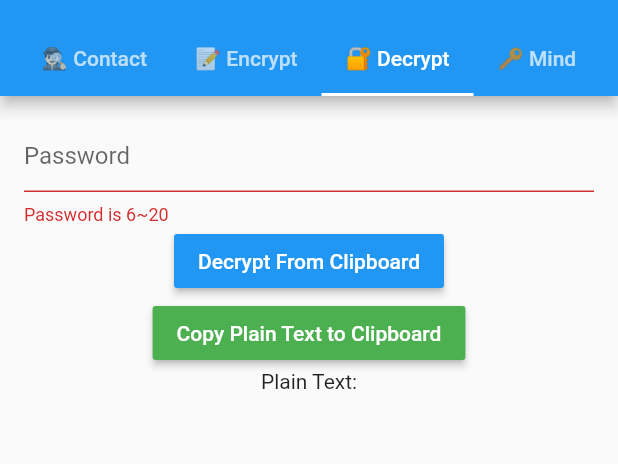
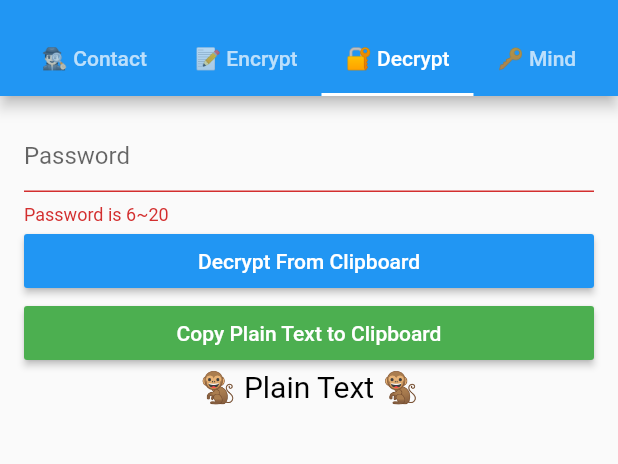
Before and after one commit to Frederic-Zhou/ciphermonkey, a Flutter app: the screen it shows after launch, tab 3 chosen, after a tap on "Decrypt From Clipboard", on a phone screen of 412 x 824 dp, the part 60-524 px from its top. Run offline on Flutter 3.47's test engine with Material 2 defaults, Android fonts, the phone set to English and light mode, and no system bars; our stand-ins replace sqflite, toast; missing offline and left inert: asn1lib, encrypt, pointycastle; accounts and stored records are empty.

Commit message:
调整样式

```diff
--- a/lib/tabviews/contactView.dart
+++ b/lib/tabviews/contactView.dart
@@ -72,7 +72,7 @@ class _ContactViewState extends State<ContactView> {
               Toast.show("Add Successed!!", context,
                   duration: Toast.LENGTH_LONG,
                   gravity: Toast.CENTER,
-                  backgroundColor: Colors.grey);
+                  backgroundColor: Colors.blueGrey);
             } catch (e) {
               Toast.show("Add Fail!!", context,
                   duration: Toast.LENGTH_LONG,
--- a/lib/tabviews/decryptView.dart
+++ b/lib/tabviews/decryptView.dart
@@ -21,6 +21,7 @@ class _DecryptViewState extends State<DecryptView> {
   final _formKey = GlobalKey<FormState>();
   final passwordController = TextEditingController();
   String plainText = "";
+  String from = "";
   @override
   void initState() {
     super.initState();
@@ -35,7 +36,7 @@ class _DecryptViewState extends State<DecryptView> {
         child: Container(
           padding: const EdgeInsets.symmetric(vertical: 16.0, horizontal: 16.0),
           child: Column(
-            //crossAxisAlignment: CrossAxisAlignment.start,
+            crossAxisAlignment: CrossAxisAlignment.stretch,
             children: <Widget>[
               TextFormField(
                 controller: passwordController,
@@ -76,6 +77,14 @@ class _DecryptViewState extends State<DecryptView> {
                     }
 
                     final reportTextList = encryptText.split(";");
+
+                    if (reportTextList.length != 3) {
+                      Toast.show("Wrong Decrypt Text", context,
+                          duration: Toast.LENGTH_LONG,
+                          gravity: Toast.CENTER,
+                          backgroundColor: Colors.red);
+                      return;
+                    }
                     final encryptedKey = reportTextList[0];
                     final sign = reportTextList[1];
                     final encryptedText = reportTextList[2];
@@ -112,8 +121,23 @@ class _DecryptViewState extends State<DecryptView> {
 
                       //得到文本
                       final reportText = aesDecrypt(encryptedText, secretKey);
-                      //解压文本并得到第4个文本节。
-                      plainText = zlibDecode(reportText).split(";")[3];
+
+                      //检查签名来自哪里
+                      List<CMKey> pubkeys = await DB.queryKeys(type: "public");
+
+                      for (var i = 0; i < pubkeys.length; i++) {
+                        final publickey =
+                            parsePublicKeyFromPem(pubkeys[i].value);
+                        if (rsaVerify(
+                            publickey, sha256String(reportText), sign)) {
+                          from = "From:${pubkeys[i].name}/${pubkeys[i].id}";
+
+                          break;
+                        }
+                      }
+
+                      //解压文本。
+                      plainText = zlibDecode(reportText);
                     } catch (e) {
                       Toast.show("Decrypt error!!", context,
                           duration: Toast.LENGTH_LONG,
@@ -140,7 +164,7 @@ class _DecryptViewState extends State<DecryptView> {
                       Toast.show("Copy to Clipboard Successed!!", context,
                           duration: Toast.LENGTH_LONG,
                           gravity: Toast.CENTER,
-                          backgroundColor: Colors.grey);
+                          backgroundColor: Colors.blueGrey);
                     });
                   } else {
                     Toast.show("Decrypt first", context,
@@ -151,7 +175,19 @@ class _DecryptViewState extends State<DecryptView> {
                   setState(() {});
                 },
               ),
-              Text("Plain Text:\n$plainText")
+              Text(
+                "🐒 Plain Text 🐒",
+                style: TextStyle(fontSize: 20, color: Colors.black),
+                textAlign: TextAlign.center,
+              ),
+              Text(
+                "$from",
+                style: TextStyle(fontSize: 12, color: Colors.green),
+              ),
+              Text(
+                "$plainText",
+                style: TextStyle(fontSize: 14, color: Colors.blueGrey),
+              )
             ],
           ),
         ));
```
Also changed, not shown: lib/tabviews/encryptView.dart (+14 -4 lines), lib/tabviews/mindView.dart (+22 -5 lines).
